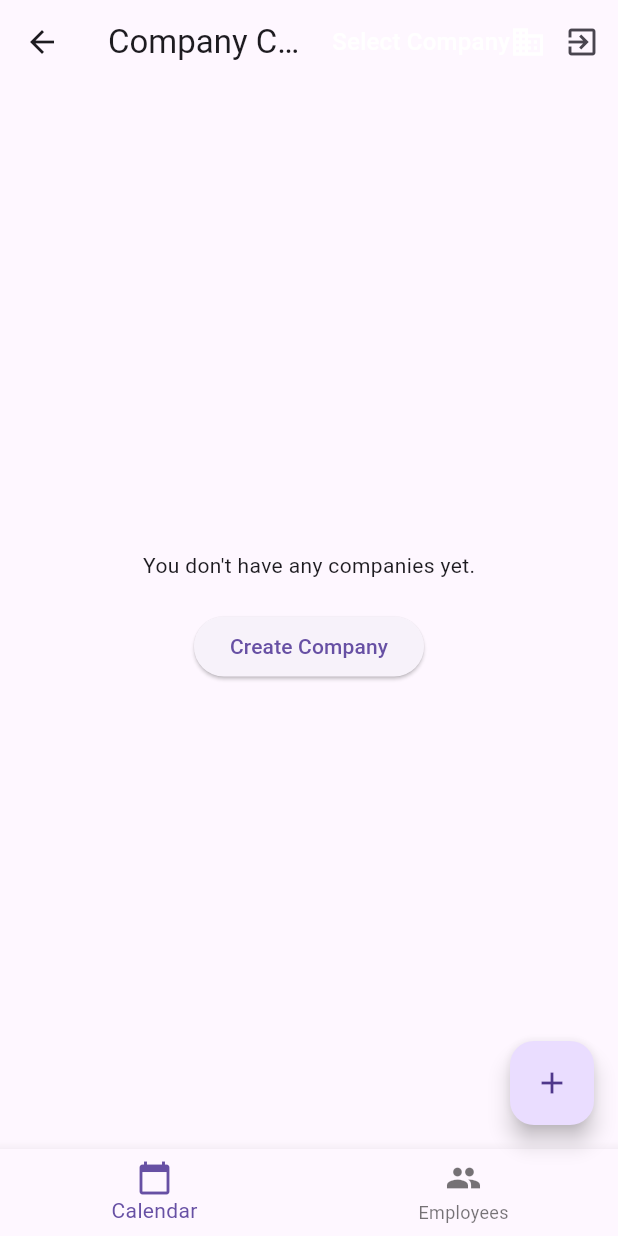
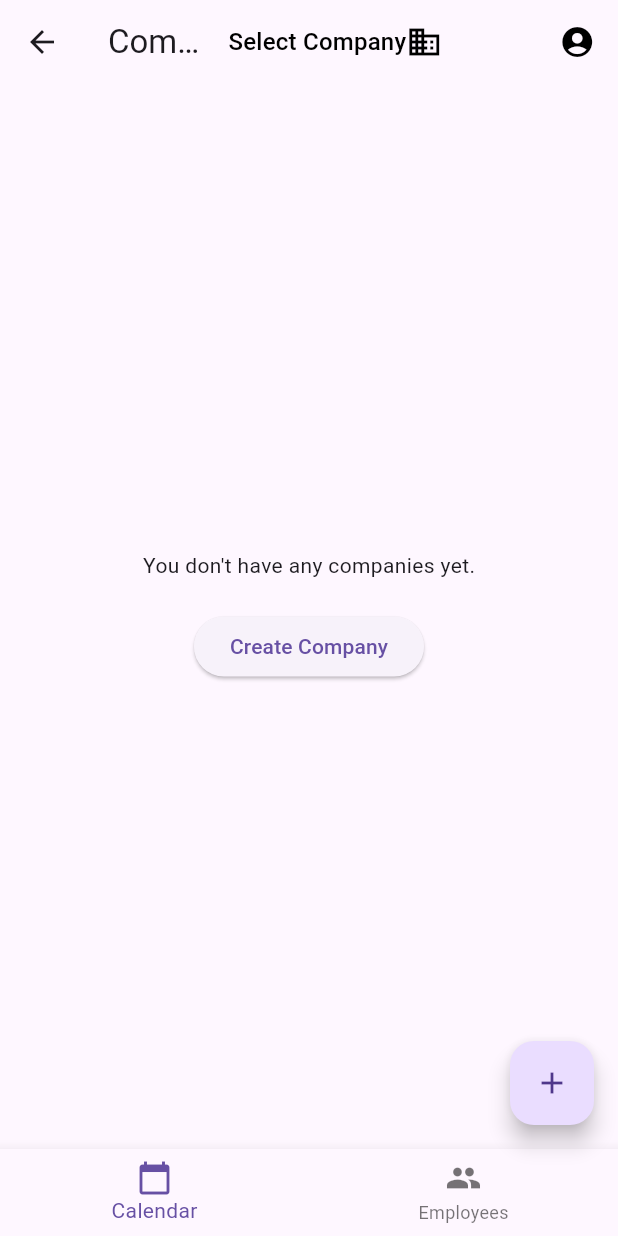
Before and after one commit to thomasbrowne0/CalendarProjectV2, a Flutter app: the CompanyOwnerHomeScreen screen opened directly, on a phone screen of 412 x 824 dp. Run offline on Flutter 3.47's test engine with Material 3 defaults, Android fonts, the phone set to English and light mode, and no system bars; our stand-ins replace equatable, flutter_bloc, jwt_decoder, shared_preferences, table_calendar; accounts and stored records are empty.

```diff
--- a/frontend/calendar_app/lib/screens/company_owner_home_screen.dart
+++ b/frontend/calendar_app/lib/screens/company_owner_home_screen.dart
@@ -52,7 +52,7 @@ class _CompanyOwnerHomeScreenState extends State<CompanyOwnerHomeScreen> {
         actions: [
           DropdownButton<String>(
             underline: Container(),
-            icon: const Icon(Icons.business, color: Colors.white),
+            icon: const Icon(Icons.business, color: Colors.black),
             items: companies.map((company) {
               return DropdownMenuItem<String>(
                 value: company.id,
@@ -66,15 +66,40 @@ class _CompanyOwnerHomeScreenState extends State<CompanyOwnerHomeScreen> {
             },
             hint: Text(
               selectedCompany?.name ?? 'Select Company',
-              style: const TextStyle(color: Colors.white),
+              style: const TextStyle(color: Colors.black),
             ),
           ),
-          IconButton(
-            icon: const Icon(Icons.exit_to_app),
-            onPressed: () {
-              Provider.of<AuthProvider>(context, listen: false).logout();
+          DropdownButton<String>(
+            underline: Container(),
+            icon: Row(
+              children: [
+                const Icon(Icons.account_circle, color: Colors.black),
+                const SizedBox(width: 3),
+                Text(
+                  '${user?.firstName} ${user?.lastName}',
+                  style: const TextStyle(color: Colors.black),
+                ),
+              ],
+            ),
+            items: const [
+              DropdownMenuItem<String>(
+                value: 'logout',
+                child: Row(
+                  children: [
+                    Icon(Icons.exit_to_app),
+                    SizedBox(width: 3),
+                    Text('Logout'),
+                  ],
+                ),
+              ),
+            ],
+            onChanged: (value) {
+              if (value == 'logout') {
+                Provider.of<AuthProvider>(context, listen: false).logout();
+              }
             },
           ),
+          const SizedBox(width: 8),
         ],
       ),
       body: _isLoading
--- a/frontend/calendar_app/lib/widgets/calendar_widgets.dart
+++ b/frontend/calendar_app/lib/widgets/calendar_widgets.dart
@@ -10,7 +10,7 @@ class CalendarWidgets {
       child: Column(
         mainAxisAlignment: MainAxisAlignment.center,
         children: [
-          const Icon(Icons.business, size: 80, color: Colors.grey),
+          const Icon(Icons.business, size: 80, color: Colors.black),
           const SizedBox(height: 16),
           const Text(
             'No company selected',
```
Also changed, not shown: 4 other files.
